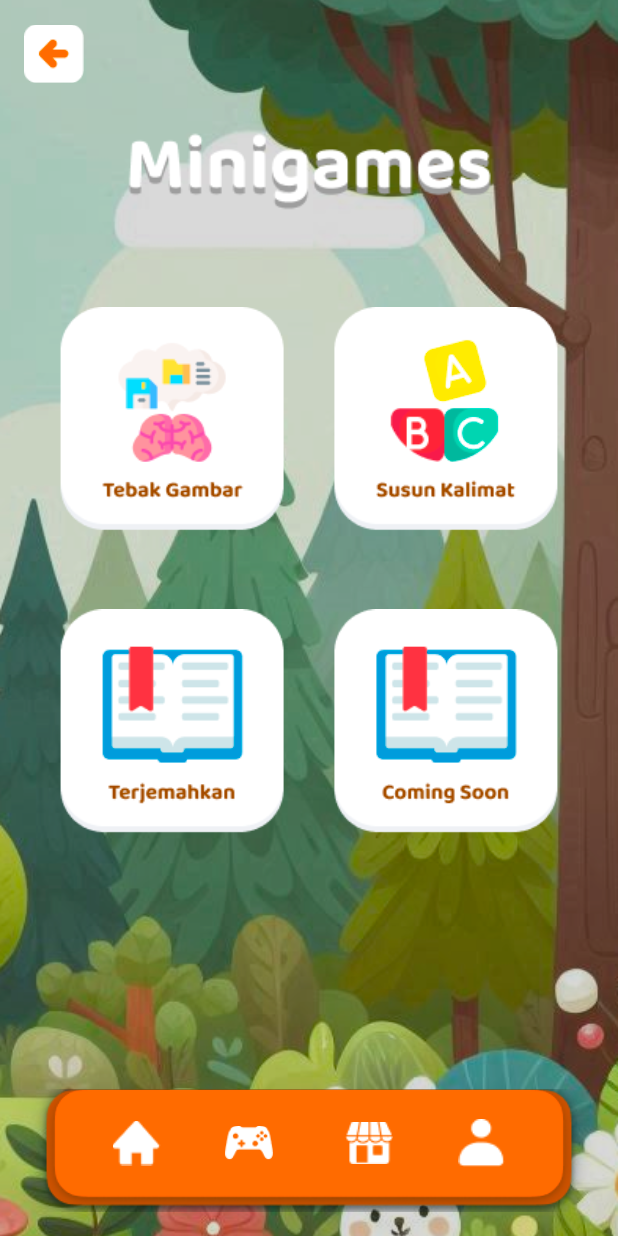
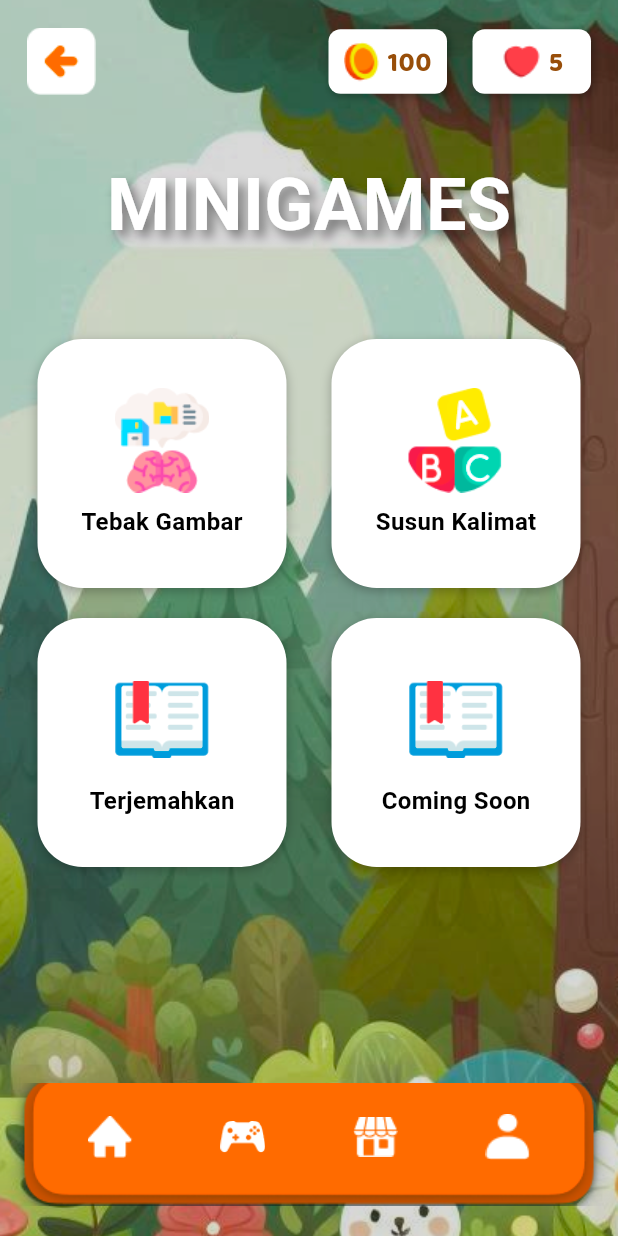
Before and after one commit to Nessaa16/WordWhizz, a Flutter app: the MinigamesScreen screen opened directly, on a phone screen of 412 x 824 dp. Run offline on Flutter 3.47's test engine with Material 3 defaults, Android fonts, the light colour scheme and no system bars; our stand-ins replace cloud_firestore, firebase_auth, firebase_core, lottie; accounts and stored records are empty; Roboto replaces fonts that are missing (BalooChettan2).

Commit message:
Asset, Main Menu Mini Games, dan Mini Game Tebak Gambar

```diff
--- a/wordwhizz/lib/main.dart
+++ b/wordwhizz/lib/main.dart
@@ -38,7 +38,7 @@ class MyApp extends StatelessWidget {
       // home: ShopPage(),
       // home: TebakGambar(),
       // home: MainMenuScreen2(),
-      home: Chapter2(),
+      home: TebakGambar(),
       // home: Beforestartgame(),
 
 //    home: MainMenuScreen2(),
--- a/wordwhizz/lib/view/pages/mm_minigames_page.dart
+++ b/wordwhizz/lib/view/pages/mm_minigames_page.dart
@@ -19,24 +19,30 @@ class MinigamesScreen extends StatelessWidget {
           SafeArea(
             child: Column(
               children: [
-                // Top Bar
-                Padding(
-                  padding: const EdgeInsets.all(16.0),
-                  child: Row(
-                    children: [
-                      // Back Button
-                      GestureDetector(
-                        onTap: () {
-                          Navigator.pop(context);
-                        },
-                        child: Image.asset(
-                          'assets/images/backarrow.png',
-                          width: 40, // Match Chapter1 size
-                          height: 40,
-                          fit: BoxFit.contain,
-                        ),
+                // Top Navbar
+                TopNavbar(
+                  onBackPressed: () {
+                    Navigator.pop(context);
+                  },
+                  coinCount: '100',
+                  heartCount: '5',
+                ),
+
+                // "MINIGAMES" Title Text
+                const SizedBox(height: 20),
+                const Text(
+                  'MINIGAMES',
+                  style: TextStyle(
+                    fontSize: 48,
+                    fontWeight: FontWeight.bold,
+                    color: Colors.white,
+                    fontFamily: 'BalooChettan2',
+                    shadows: [
+                      Shadow(
+                        offset: Offset(4, 5),
+                        blurRadius: 8,
+                        color: Colors.black45,
                       ),
-                      const Spacer(),
                     ],
                   ),
                 ),
@@ -44,47 +50,42 @@ class MinigamesScreen extends StatelessWidget {
                 // Grid of Games
                 Expanded(
                   child: Padding(
-                    padding: const EdgeInsets.symmetric(horizontal: 24, vertical: 120),
+                    padding: const EdgeInsets.symmetric(horizontal: 25, vertical: 55),
                     child: GridView.count(
                       crossAxisCount: 2,
                       mainAxisSpacing: 20,
-                      crossAxisSpacing: 1,
+                      crossAxisSpacing: 30,
+                      shrinkWrap: true,
+                      physics: const NeverScrollableScrollPhysics(),
                       children: [
-                        // Add GestureDetector for navigation
-                        GestureDetector(
-                          onTap: () {
-                            // Navigate to the mg_tebakgambar_page.dart
+                        _buildGameCard(
+                          context,
+                          'assets/images/tebakgambar.png',
+                          'Tebak Gambar',
+                          () {
                             Navigator.push(
                               context,
-                              MaterialPageRoute(
-                                builder: (context) => const TebakGambar(),
-                              ),
+                              MaterialPageRoute(builder: (context) => const TebakGambar()),
                             );
                           },
-                          child: Image.asset(
-                            'assets/images/tebakgambar.png',
-                            width: 64,
-                            height: 64,
-                            fit: BoxFit.contain,
-                          ),
                         ),
-                        Image.asset(
+                        _buildGameCard(
+                          context,
                           'assets/images/susunkalimat.png',
-                          width: 64,
-                          height: 64,
-                          fit: BoxFit.contain,
+                          'Susun Kalimat',
+                          () {},
                         ),
-                        Image.asset(
+                        _buildGameCard(
+                          context,
                           'assets/images/terjemahkan.png',
-                          width: 64,
-                          height: 64,
-                          fit: BoxFit.contain,
+                          'Terjemahkan',
+                          () {},
                         ),
-                        Image.asset(
+                        _buildGameCard(
+                          context,
                           'assets/images/comingsoon.png',
-                          width: 64,
-                          height: 64,
-                          fit: BoxFit.contain,
+                          'Coming Soon',
+                          () {},
                         ),
                       ],
                     ),
@@ -92,61 +93,30 @@ class MinigamesScreen extends StatelessWidget {
                 ),
 
                 // Bottom Navigation Bar
-                Padding(
-                  padding: const EdgeInsets.all(16),
-                  child: Stack(
-                    alignment: Alignment.center,
-                    children: [
-                      // Navigation Bar Background
-                      Image.asset(
-                        'assets/images/bottomnav_background.png',
-                        width: double.infinity,
-                        height: 82,
-                        fit: BoxFit.cover,
-                      ),
-                      // Navigation Icons with Manual Padding
-                      Padding(
-                        padding: const EdgeInsets.only(
-                            bottom: 10, right: 230), // Adjust for 'home'
-                        child: Image.asset(
-                          'assets/images/home.png',
-                          width: 32,
-                          height: 32,
-                          fit: BoxFit.contain,
-                        ),
-                      ),
-                      Padding(
-                        padding: const EdgeInsets.only(
-                            bottom: 10, right: 80), // Adjust for 'game'
-                        child: Image.asset(
-                          'assets/images/game.png',
-                          width: 32,
-                          height: 32,
-                          fit: BoxFit.contain,
-                        ),
-                      ),
-                      Padding(
-                        padding: const EdgeInsets.only(
-                            bottom: 10, left: 80), // Adjust for 'store'
-                        child: Image.asset(
-                          'assets/images/store.png',
-                          width: 32,
-                          height: 32,
-                          fit: BoxFit.contain,
-                        ),
-                      ),
-                      Padding(
-                        padding: const EdgeInsets.only(
-                            bottom: 10, left: 230), // Adjust for 'profile'
-                        child: Image.asset(
-                          'assets/images/profile.png',
-                          width: 32,
-                          height: 32,
-                          fit: BoxFit.contain,
-                        ),
-                      ),
-                    ],
-                  ),
+                BottomNavbar(
+                  onHomePressed: () {
+                    Navigator.push(
+                      context,
+                      MaterialPageRoute(builder: (context) => MainMenuScreen()),
+                    );
+                  },
+                  onGamePressed: () {
+                    print("Game pressed");
+                  },
+                  onStorePressed: () {
+                    Navigator.push(
+                      context,
+                      MaterialPageRoute(builder: (context) => ShopPage()),
+                    );
+                  },
+                  onProfilePressed: () {
+                    Navigator.push(
+                      context,
+                      MaterialPageRoute(
+                          builder: (context) =>
+                              ProfilePage(selectedCharacter: '')),
+                    );
+                  },
                 ),
               ],
             ),
@@ -155,4 +125,47 @@ class MinigamesScreen extends StatelessWidget {
       ),
     );
   }
+
+  // Function to build each game card with white background
+  Widget _buildGameCard(BuildContext context, String imagePath, String title, VoidCallback onTap) {
+    return GestureDetector(
+      onTap: onTap,
+      child: Container(
+        padding: const EdgeInsets.all(8),
+        decoration: BoxDecoration(
+          color: Colors.white,
+          borderRadius: BorderRadius.circular(30),
+          boxShadow: [
+            BoxShadow(
+              color: Colors.black26,
+              blurRadius: 5,
+              offset: Offset(0, 2),
+            ),
+          ],
+        ),
+        child: Column(
+          mainAxisAlignment: MainAxisAlignment.center,
+          crossAxisAlignment: CrossAxisAlignment.center,
+          children: [
+            Image.asset(
+              imagePath,
+              width: 70,
+              height: 70,
+              fit: BoxFit.contain,
+            ),
+            const SizedBox(height: 8),
+            Text(
+              title,
+              style: const TextStyle(
+                fontSize: 16,
+                fontWeight: FontWeight.bold,
+                color: Colors.black,
+                fontFamily: 'BalooChettan2',
+              ),
+            ),
+          ],
+        ),
+      ),
+    );
+  }
 }
```
Also changed, not shown: wordwhizz/lib/view/pages/mg_tebakgambar_page.dart (+100 -72 lines), wordwhizz/assets/images/backgroundminigames1.png, wordwhizz/assets/images/comingsoon.png, wordwhizz/assets/images/mmmg-anjing.png, wordwhizz/assets/images/mmmg-beruang.png, wordwhizz/assets/images/mmmg-kelinci.png, wordwhizz/assets/images/mmmg-kucing.png, wordwhizz/assets/images/susunkalimat.png, wordwhizz/assets/images/tebakgambar.png, wordwhizz/assets/images/terjemahkan.png.
